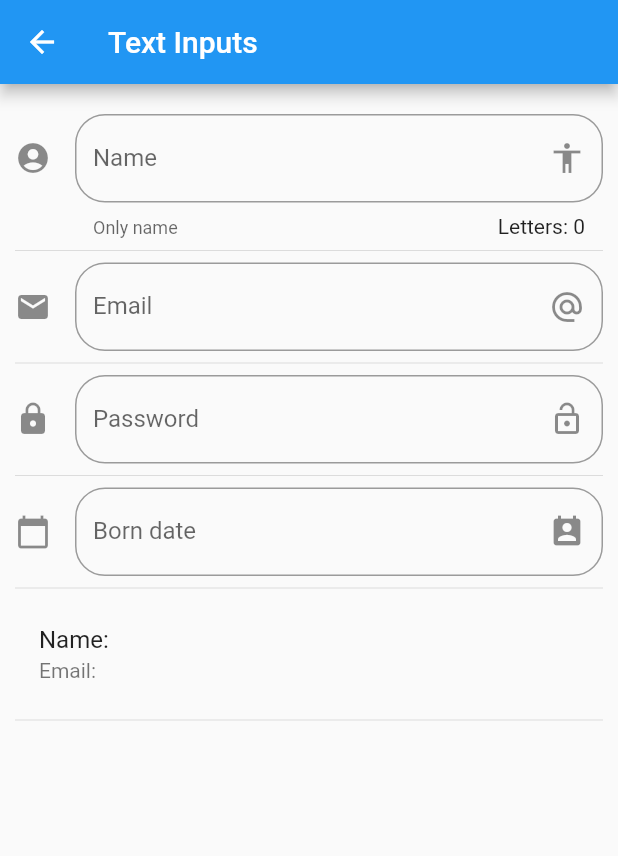
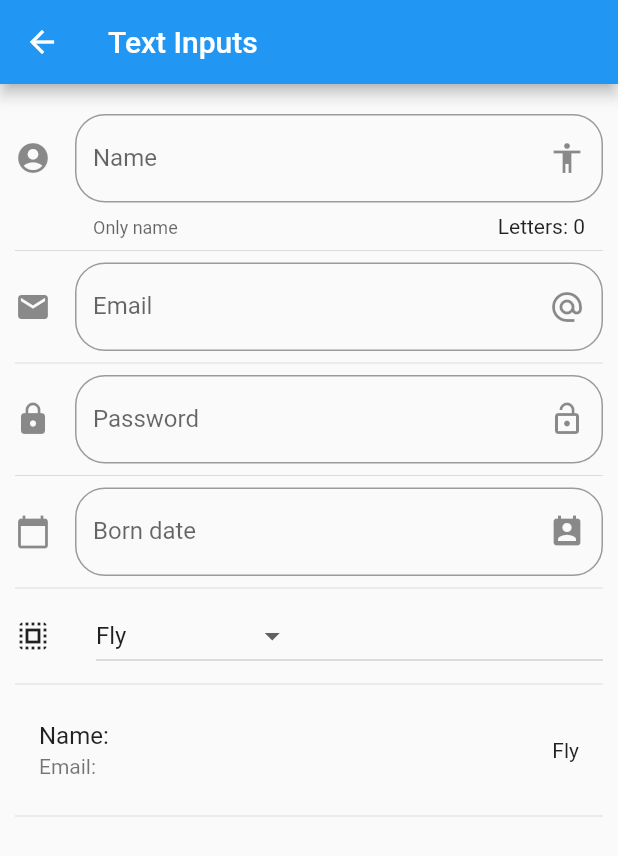
Before and after one commit to CristhoperDev/flutter_components, a Flutter app: the InputPage screen opened by its route, on a phone screen of 412 x 824 dp. Shown: the top 856 px of the screen. Run offline on Flutter 3.47's test engine with Material 2 defaults, Android fonts, the phone set to English and light mode, and no system bars.

Commit message:
dropdown and dropdown menu items

```diff
--- a/lib/src/pages/input_page.dart
+++ b/lib/src/pages/input_page.dart
@@ -9,6 +9,9 @@ class _InputPageState extends State<InputPage> {
   String _name = '';
   String _email = '';
   String _date = '';
+  String _selectedOption = 'Fly';
+
+  List<String> _powers = ['Fly', 'X-Rays', 'Super Breath', 'Super Strength'];
 
   TextEditingController _inputFieldBornDate = new TextEditingController();
 
@@ -28,6 +31,8 @@ class _InputPageState extends State<InputPage> {
           _createPassword(),
           Divider(),
           _createDate(context),
+          Divider(),
+          _createDropdown(),
           Divider(),
           _createPeople(),
           Divider(),
@@ -132,10 +137,40 @@ class _InputPageState extends State<InputPage> {
     }
   }
 
+  List<DropdownMenuItem<String>> getDropdownOptions() {
+    List<DropdownMenuItem<String>> list = new List();
+    _powers.forEach((power) {
+      list.add(DropdownMenuItem(
+        child: Text(power),
+        value: power,
+      ));
+    });
+    return list;
+  }
+
+  Widget _createDropdown() {
+    return Row(
+      children: <Widget>[
+        Icon(Icons.select_all),
+        SizedBox(width: 30.0),
+        Expanded(
+          child: DropdownButton(
+            value: _selectedOption,
+            items: getDropdownOptions(),
+            onChanged: (option) => setState(() {
+              _selectedOption = option;
+            }),
+          )
+        )
+      ],
+    );
+  }
+
   Widget _createPeople() {
     return ListTile(
       title: Text('Name: $_name'),
       subtitle: Text('Email: $_email' ),
+      trailing: Text(_selectedOption),
     );
   }
 }
```
